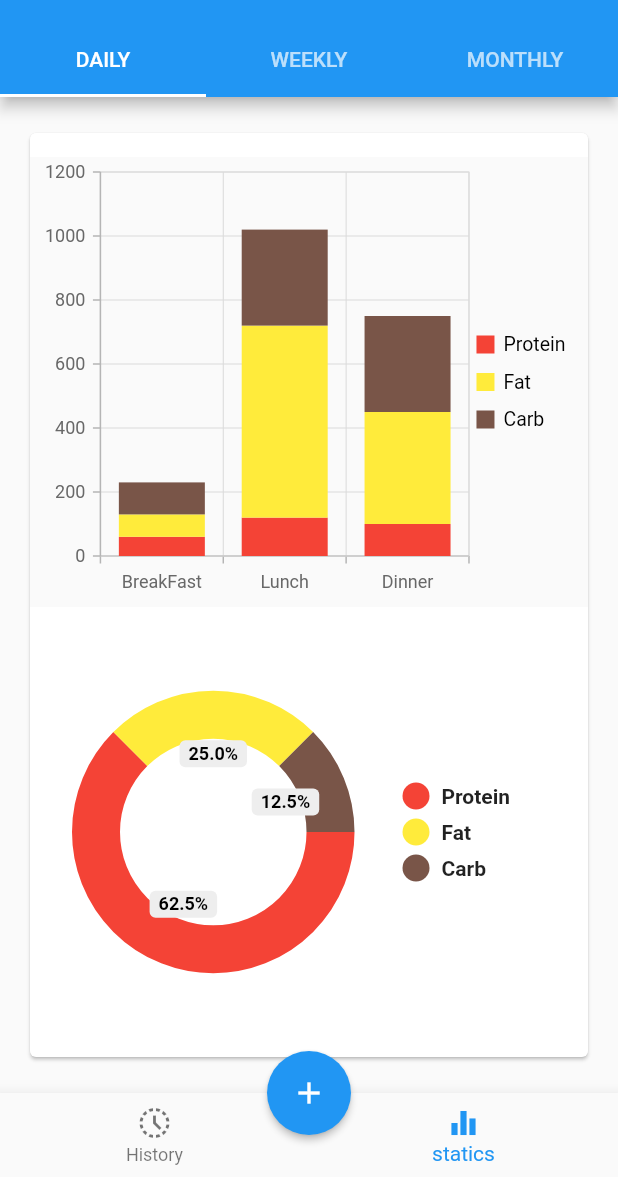
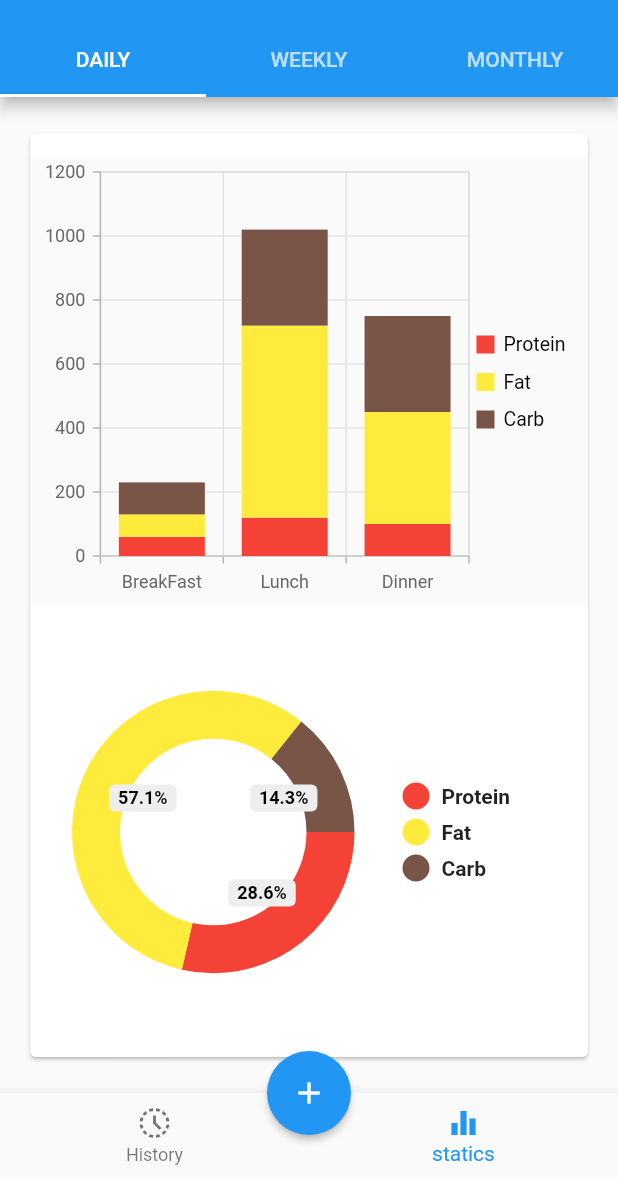
Before and after one commit to sarianpour/foodlogapp, a Flutter app: the NavigationView screen opened by its route, item 2 of the bottom bar chosen, on a phone screen of 412 x 824 dp, the part 59-1236 px from its top. Run offline on Flutter 3.47's test engine with Material 2 defaults, Android fonts, the phone set to English and light mode, and no system bars; drawn by our look-alikes of pie_chart; our stand-ins replace image_picker, syncfusion_flutter_charts.

Commit message:
colors fixed

```diff
--- a/lib/components/pie_chart.dart
+++ b/lib/components/pie_chart.dart
@@ -29,8 +29,8 @@ class MyPieChart extends StatelessWidget {
       child: PieChart(
         dataMap: {
           "Protein": protein,
-          "Fat": carb,
-          "Carb": fat,
+          "Fat": fat,
+          "Carb": carb,
         },
         chartType: ChartType.ring,
         ringStrokeWidth: 32,
--- a/lib/views/statics_view/statics_tab_daily.dart
+++ b/lib/views/statics_view/statics_tab_daily.dart
@@ -18,7 +18,7 @@ class _StaticsTabDailyState extends State<StaticsTabDaily> {
           height: 300,
           child: StackedChartDaily(),
         ),
-        MyPieChart(5, 2, 1),
+        MyPieChart(2, 1, 4),
       ],
     );
   }
```
Also changed, not shown: 1 other file.
